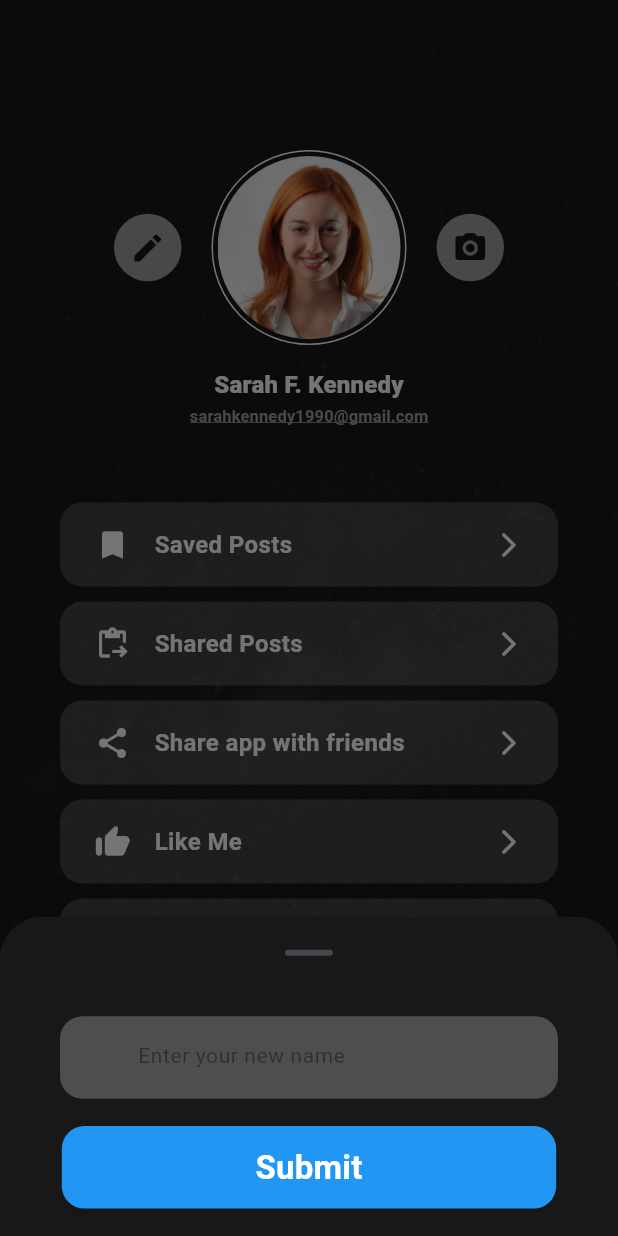
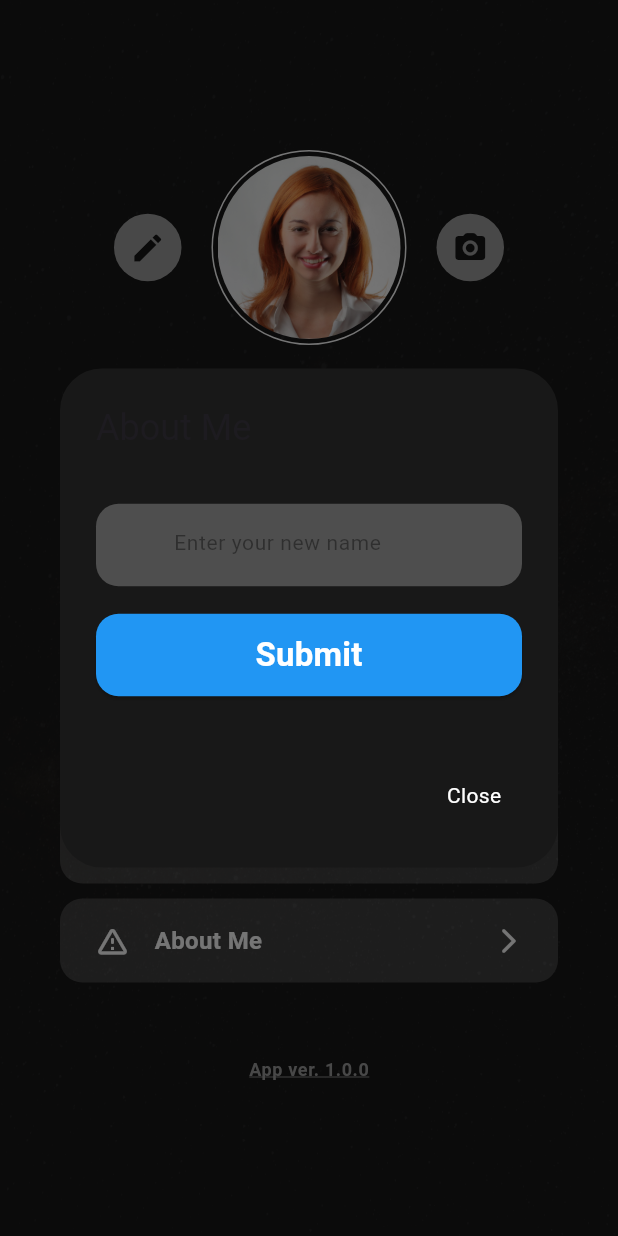
Before and after one commit to mohsen-zahed/NASA-Explorer-App, a Flutter app: the ProfileScreen screen opened directly, after a tap on the "edit" icon, on a phone screen of 412 x 824 dp. Run offline on Flutter 3.47's test engine with Material 3 defaults, Android fonts, the phone set to English and light mode, and no system bars; our stand-ins replace cached_network_image, connectivity_plus, geocoding, geolocator, image_picker, lottie and 2 more; missing offline and left inert: dart:ffi.

Commit message:
some updates on screens

```diff
--- a/lib/constants/list.dart
+++ b/lib/constants/list.dart
@@ -139,3 +139,5 @@ List<NewsPostModel> postList = [
     isLiked: false,
   ),
 ];
+
+List<NewsPostModel> newsPostList = [];
--- a/lib/main_screens/home_screens/main_home_screen.dart
+++ b/lib/main_screens/home_screens/main_home_screen.dart
@@ -1,6 +1,7 @@
 import 'package:flutter/material.dart';
 import 'package:nasa_explorer_app_project/constants/colors.dart';
 import 'package:nasa_explorer_app_project/constants/list.dart';
+import 'package:nasa_explorer_app_project/constants/variables.dart';
 import 'package:nasa_explorer_app_project/main_screens/add_screen/add_screen.dart';
 import 'package:nasa_explorer_app_project/main_screens/home_screens/home_screen.dart';
 import 'package:nasa_explorer_app_project/main_screens/news_screen/news_screen.dart';
@@ -11,6 +12,7 @@ class MainHomeScreen extends StatefulWidget {
   const MainHomeScreen({
     super.key,
   });
+
 
   @override
   State<MainHomeScreen> createState() => _MainHomeScreenState();
@@ -25,7 +27,6 @@ class _MainHomeScreenState extends State<MainHomeScreen> {
     ProfileScreen(),
   ];
 
-  int currentScreen = 0;
   @override
   Widget build(BuildContext context) {
     return Scaffold(
--- a/lib/main_screens/profile_screen/profile_screen.dart
+++ b/lib/main_screens/profile_screen/profile_screen.dart
@@ -1,8 +1,10 @@
 import 'dart:ffi';
+import 'dart:io';
 
 import 'package:flutter/cupertino.dart';
 import 'package:flutter/gestures.dart';
 import 'package:flutter/material.dart';
+import 'package:image_picker/image_picker.dart';
 import 'package:nasa_explorer_app_project/constants/colors.dart';
 import 'package:nasa_explorer_app_project/functions/functions.dart';
 import 'package:nasa_explorer_app_project/main_screens/profile_screen/sub_screens/shared_posts_screen.dart';
@@ -12,7 +14,6 @@ import 'package:nasa_explorer_app_project/widgets/custom_elevated_button.dart';
 import 'package:nasa_explorer_app_project/widgets/custom_list_tile_widget.dart';
 import 'package:nasa_explorer_app_project/widgets/custom_text_field.dart';
 import 'package:nasa_explorer_app_project/constants/variables.dart';
-import 'package:url_launcher/url_launcher.dart';
 
 class ProfileScreen extends StatefulWidget {
   const ProfileScreen({super.key});
@@ -22,11 +23,29 @@ class ProfileScreen extends StatefulWidget {
 }
 
 class _ProfileScreenState extends State<ProfileScreen> {
+  void changeProfileImage() async {
+    try {
+      editPickedProfileImage =
+          await picker.pickImage(source: ImageSource.gallery);
+      final imageTemp = File(editPickedProfileImage.path);
+      setState(() {
+        pickedImageForProf = imageTemp;
+      });
+    } catch (e) {
+      ScaffoldMessenger.of(context).showSnackBar(
+        const SnackBar(
+          content: Text('Failed to change profile image!'),
+        ),
+      );
+    }
+  }
+
   var userName = 'Sarah F. Kennedy';
   @override
   Widget build(BuildContext context) {
     return Scaffold(
-      body: BackgroundImageWidget(
+      body: SingleChildScrollView(
+        child: BackgroundImageWidget(
           child: SafeArea(
             child: SingleChildScrollView(
               child: Column(
@@ -34,8 +53,8 @@ class _ProfileScreenState extends State<ProfileScreen> {
                   const SizedBox(height: 100),
                   EditImageProfileChangeImageWidgets(
                     name: userName,
-                  onEditTap: () => showBottomSheetWidget(context),
-                  onImageTap: () {},
+                    onEditTap: () => editProfileName(context),
+                    onImageTap: () => changeProfileImage(),
                   ),
                   const SizedBox(height: 50),
                   CustomListTileWidget(
@@ -81,6 +100,89 @@ class _ProfileScreenState extends State<ProfileScreen> {
                     onListTileTap: () => showAdaptiveDialog(
                       context: context,
                       builder: (context) {
+                        return const AboutMeDialogWidget();
+                      },
+                    ),
+                    trailingIcon: Icons.arrow_forward_ios_rounded,
+                  ),
+                  const SizedBox(height: 50),
+                  Text(
+                    'App ver. 1.0.0',
+                    style: Theme.of(context).textTheme.bodySmall!.copyWith(
+                          color: kGreyColor,
+                          decoration: TextDecoration.underline,
+                          wordSpacing: .1,
+                          fontWeight: FontWeight.bold,
+                          decorationColor: kGreyColor,
+                        ),
+                  )
+                ],
+              ),
+            ),
+          ),
+        ),
+      ),
+    );
+  }
+
+  Future<dynamic> editProfileName(BuildContext context) {
+    return showDialog(
+      context: context,
+      builder: (context) => AlertDialog(
+        backgroundColor: kBackgroundColor,
+        title: const Text('About Me'),
+        content: ConstrainedBox(
+          constraints: BoxConstraints(
+            maxHeight: MediaQuery.of(context).size.height * 0.2,
+          ),
+          child: Column(
+            mainAxisAlignment: MainAxisAlignment.spaceEvenly,
+            children: [
+              CustomTextField(
+                textEditingController: profileTextEditingController,
+                hintText: 'Enter your new name',
+              ),
+              CustomElevatedButton(
+                textButton: 'Submit',
+                onPressed: () {
+                  if (profileTextEditingController.value.text.isNotEmpty) {
+                    setState(() {
+                      userName = profileTextEditingController.value.text;
+                      Navigator.pop(context);
+                      profileTextEditingController.clear();
+                    });
+                  }
+                },
+              ),
+            ],
+          ),
+        ),
+        actions: [
+          TextButton(
+            child: Text(
+              'Close',
+              style: Theme.of(context)
+                  .textTheme
+                  .bodyMedium!
+                  .copyWith(color: kWhiteColor),
+            ),
+            onPressed: () {
+              Navigator.of(context).pop();
+            },
+          ),
+        ],
+      ),
+    );
+  }
+}
+
+class AboutMeDialogWidget extends StatelessWidget {
+  const AboutMeDialogWidget({
+    super.key,
+  });
+
+  @override
+  Widget build(BuildContext context) {
     return AlertDialog(
       backgroundColor: kBackgroundColor,
       title: const Text('About Me'),
@@ -94,14 +196,12 @@ class _ProfileScreenState extends State<ProfileScreen> {
                 TextSpan(
                   text: 'Email: $developerEmail\n',
                   recognizer: TapGestureRecognizer()
-                                      ..onTap =
-                                          () => mail(email: developerEmail),
+                    ..onTap = () => mail(email: developerEmail),
                   children: [
                     TextSpan(
                       text: 'Phone: $developerPhone',
                       recognizer: TapGestureRecognizer()
-                                          ..onTap = () =>
-                                              call(phoneNumber: developerPhone),
+                        ..onTap = () => call(phoneNumber: developerPhone),
                     ),
                   ],
                 ),
@@ -129,64 +229,5 @@ class _ProfileScreenState extends State<ProfileScreen> {
         ),
       ],
     );
-                    },
-                  ),
-                  trailingIcon: Icons.arrow_forward_ios_rounded,
-                ),
-                const SizedBox(height: 50),
-                Text(
-                  'App ver. 1.0.0',
-                  style: Theme.of(context).textTheme.bodySmall!.copyWith(
-                        color: kGreyColor,
-                        decoration: TextDecoration.underline,
-                        wordSpacing: .1,
-                        fontWeight: FontWeight.bold,
-                        decorationColor: kGreyColor,
-                      ),
-                )
-              ],
-            ),
-          ),
-        ),
-      ),
-    );
-  }
-
-  Future<dynamic> showBottomSheetWidget(BuildContext context) {
-    return showModalBottomSheet(
-      enableDrag: true,
-      showDragHandle: true,
-      isScrollControlled: true,
-      isDismissible: true,
-      backgroundColor: kBackgroundColor,
-      context: context,
-      builder: (context) => SizedBox(
-        height: MediaQuery.of(context).size.height * 0.2,
-        child: Column(
-          mainAxisAlignment: MainAxisAlignment.spaceEvenly,
-          children: [
-            Padding(
-              padding: const EdgeInsets.symmetric(horizontal: 40),
-              child: CustomTextField(
-                textEditingController: profileTextEditingController,
-                hintText: 'Enter your new name',
-              ),
-            ),
-            CustomElevatedButton(
-              textButton: 'Submit',
-              onPressed: () {
-                if (profileTextEditingController.value.text.isNotEmpty) {
-                  setState(() {
-                    userName = profileTextEditingController.value.text;
-                    Navigator.pop(context);
-                    profileTextEditingController.clear();
-                  });
-                }
-              },
-            ),
-          ],
-        ),
-      ),
-    );
   }
 }
--- a/lib/main_screens/profile_screen/widgets/edit_image_profile_change_profile_widgets.dart
+++ b/lib/main_screens/profile_screen/widgets/edit_image_profile_change_profile_widgets.dart
@@ -1,7 +1,6 @@
 import 'dart:io';
 
 import 'package:flutter/material.dart';
-import 'package:image_picker/image_picker.dart';
 import 'package:nasa_explorer_app_project/constants/colors.dart';
 import 'package:nasa_explorer_app_project/constants/variables.dart';
 
@@ -23,22 +22,6 @@ class EditImageProfileChangeImageWidgets extends StatefulWidget {
 
 class _EditImageProfileChangeImageWidgetsState
     extends State<EditImageProfileChangeImageWidgets> {
-  void changeProfileImage() async {
-    try {
-      pickedImage = await picker.pickImage(source: ImageSource.gallery);
-      final imageTemp = File(pickedImage.path);
-      setState(() {
-        image = imageTemp;
-      });
-    } catch (e) {
-      ScaffoldMessenger.of(context).showSnackBar(
-        const SnackBar(
-          content: Text('failed to upload image'),
-        ),
-      );
-    }
-  }
-
   @override
   Widget build(BuildContext context) {
     return Column(
@@ -62,7 +45,7 @@ class _EditImageProfileChangeImageWidgetsState
             ),
             GestureDetector(
               onTap: widget.onImageTap,
-              child: image == null
+              child: pickedImageForProf == null
                   ? Container(
                       width: 130,
                       height: 130,
@@ -93,14 +76,14 @@ class _EditImageProfileChangeImageWidgetsState
                       child: ClipRRect(
                         borderRadius: BorderRadius.circular(100),
                         child: Image.file(
-                          image!,
+                          pickedImageForProf!,
                           fit: BoxFit.cover,
                         ),
                       ),
                     ),
             ),
             GestureDetector(
-              onTap: () => changeProfileImage(),
+              onTap: widget.onImageTap,
               child: Container(
                 width: 45,
                 height: 45,
```
Also changed, not shown: lib/constants/variables.dart (+20 -2 lines), lib/main_screens/add_screen/add_screen.dart (+6 -6 lines), lib/main_screens/home_screens/home_screen.dart (+3 -4 lines), lib/main_screens/news_screen/news_screen.dart (+5 -39 lines), lib/main_screens/news_screen/widgets/weather_forecast_widget.dart (+39 -0 lines), lib/models/image_model.dart (+6 -9 lines), lib/models/news_post_model.dart (+7 -0 lines), lib/functions/functions.dart (line endings or trailing spaces), lib/main_screens/images_screen/image_gallery_screen.dart (indentation only). Lines whose indentation alone changed are shown as unchanged.
